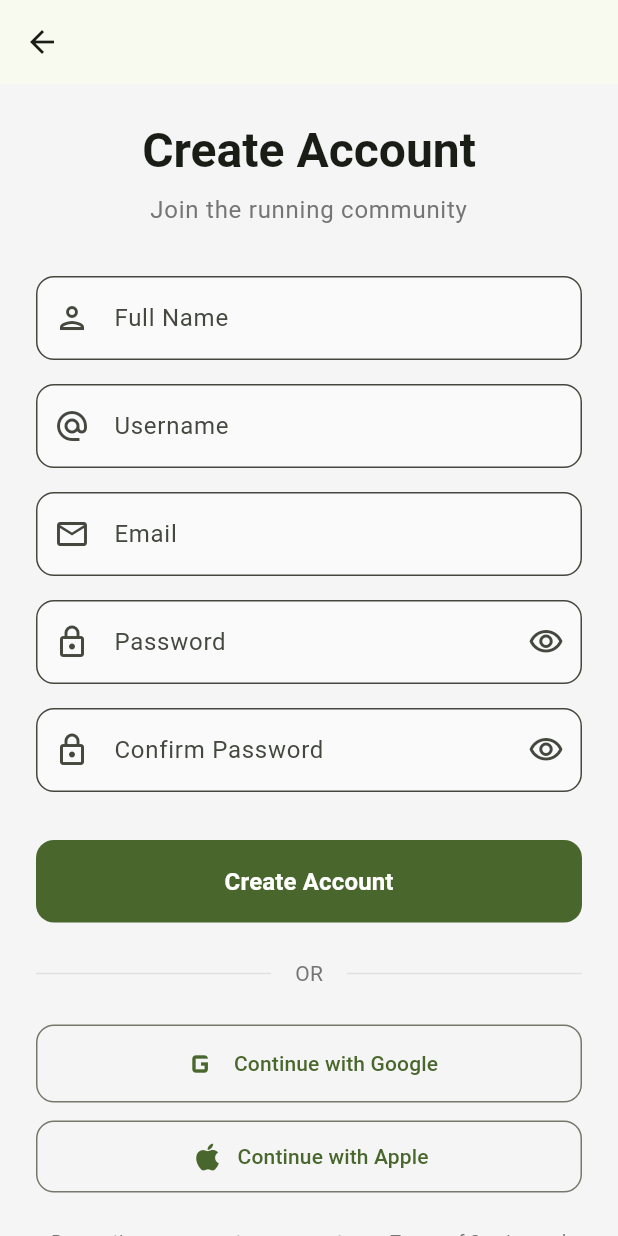
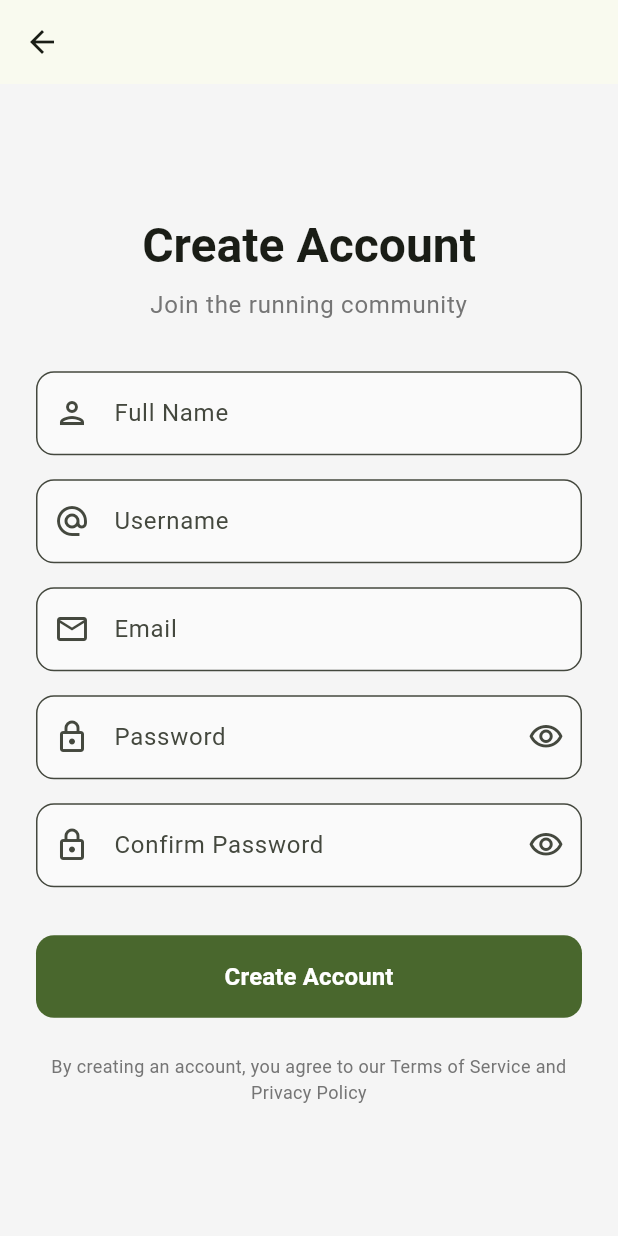
Before and after one commit to TunaCimen/runwithme-app, a Flutter app: the screen it shows after launch, after a tap on "Sign Up", on a phone screen of 412 x 824 dp. Run offline on Flutter 3.47's test engine with Material 3 defaults, Android fonts, the light colour scheme and no system bars; our stand-ins replace dio, flutter_map, latlong2; accounts and stored records are empty.

Commit message:
update login and signup pages to use new auth architecture

```diff
--- a/lib/features/auth/presentation/login_page.dart
+++ b/lib/features/auth/presentation/login_page.dart
@@ -34,23 +34,6 @@ class _LoginPageState extends State<LoginPage> {
       username: _usernameController.text.trim(),
       password: _passwordController.text,
     );
-
-    if (!mounted) return;
-    setState(() => _isLoading = false);
-
-    if (result.success) {
-      Navigator.of(context).pushReplacementNamed('/home');
-    } else {
-      _showErrorSnackBar(result.message);
-    }
-  }
-
-  Future<void> _handleSocialLogin(String provider) async {
-    setState(() => _isLoading = true);
-
-    final result = provider == 'google'
-        ? await _authService.signInWithGoogle()
-        : await _authService.signInWithApple();
 
     if (!mounted) return;
     setState(() => _isLoading = false);
@@ -386,73 +369,6 @@ class _LoginPageState extends State<LoginPage> {
                 ),
                 const SizedBox(height: 32),
 
-                // Divider
-                Row(
-                  children: [
-                    Expanded(child: Divider(color: Colors.grey[300])),
-                    Padding(
-                      padding: const EdgeInsets.symmetric(horizontal: 16),
-                      child: Text(
-                        'Or continue with',
-                        style: TextStyle(
-                          color: Colors.grey[600],
-                          fontSize: 14,
-                        ),
-                      ),
-                    ),
-                    Expanded(child: Divider(color: Colors.grey[300])),
-                  ],
-                ),
-                const SizedBox(height: 24),
-
-                // Social login buttons
-                SizedBox(
-                  width: double.infinity,
-                  height: 54,
-                  child: OutlinedButton.icon(
-                    onPressed: _isLoading ? null : () => _handleSocialLogin('apple'),
-                    icon: const Icon(Icons.apple, size: 24, color: Colors.black87),
-                    label: const Text(
-                      'Continue with Apple',
-                      style: TextStyle(
-                        fontSize: 16,
-                        color: Colors.black87,
-                      ),
-                    ),
-                    style: OutlinedButton.styleFrom(
-                      backgroundColor: Colors.white,
-                      side: BorderSide(color: Colors.grey[300]!),
-                      shape: RoundedRectangleBorder(
-                        borderRadius: BorderRadius.circular(12),
-                      ),
-                    ),
-                  ),
-                ),
-                const SizedBox(height: 12),
-                SizedBox(
-                  width: double.infinity,
-                  height: 54,
-                  child: OutlinedButton.icon(
-                    onPressed: _isLoading ? null : () => _handleSocialLogin('google'),
-                    icon: const Icon(Icons.email_outlined, size: 20, color: Colors.black87),
-                    label: const Text(
-                      'Continue with Google',
-                      style: TextStyle(
-                        fontSize: 16,
-                        color: Colors.black87,
-                      ),
-                    ),
-                    style: OutlinedButton.styleFrom(
-                      backgroundColor: Colors.white,
-                      side: BorderSide(color: Colors.grey[300]!),
-                      shape: RoundedRectangleBorder(
-                        borderRadius: BorderRadius.circular(12),
-                      ),
-                    ),
-                  ),
-                ),
-                const SizedBox(height: 24),
-
                 // Terms and privacy
                 RichText(
                   textAlign: TextAlign.center,
--- a/lib/features/auth/presentation/sign_up_page.dart
+++ b/lib/features/auth/presentation/sign_up_page.dart
@@ -50,27 +50,10 @@ class _SignUpPageState extends State<SignUpPage> {
       // Show success message and navigate to main app
       ScaffoldMessenger.of(context).showSnackBar(
         SnackBar(
-          content: Text('Welcome, ${result.user?.fullName}!'),
+          content: Text('Welcome, ${result.user?.username}!'),
           backgroundColor: Colors.green,
         ),
       );
-      Navigator.of(context).pushReplacementNamed('/home');
-    } else {
-      _showErrorDialog(result.message);
-    }
-  }
-
-  Future<void> _handleSocialSignUp(String provider) async {
-    setState(() => _isLoading = true);
-
-    final result = provider == 'google'
-        ? await _authService.signInWithGoogle()
-        : await _authService.signInWithApple();
-
-    if (!mounted) return;
-    setState(() => _isLoading = false);
-
-    if (result.success) {
       Navigator.of(context).pushReplacementNamed('/home');
     } else {
       _showErrorDialog(result.message);
@@ -315,48 +298,6 @@ class _SignUpPageState extends State<SignUpPage> {
                   ),
                   const SizedBox(height: 24),
 
-                  // Divider
-                  Row(
-                    children: [
-                      Expanded(child: Divider(color: Colors.grey[300])),
-                      Padding(
-                        padding: const EdgeInsets.symmetric(horizontal: 16),
-                        child: Text(
-                          'OR',
-                          style: TextStyle(color: Colors.grey[600]),
-                        ),
-                      ),
-                      Expanded(child: Divider(color: Colors.grey[300])),
-                    ],
-                  ),
-                  const SizedBox(height: 24),
-
-                  // Social Sign Up Buttons
-                  OutlinedButton.icon(
-                    onPressed: _isLoading ? null : () => _handleSocialSignUp('google'),
-                    icon: const Icon(Icons.g_mobiledata, size: 28),
-                    label: const Text('Continue with Google'),
-                    style: OutlinedButton.styleFrom(
-                      padding: const EdgeInsets.symmetric(vertical: 12),
-                      shape: RoundedRectangleBorder(
-                        borderRadius: BorderRadius.circular(12),
-                      ),
-                    ),
-                  ),
-                  const SizedBox(height: 12),
-                  OutlinedButton.icon(
-                    onPressed: _isLoading ? null : () => _handleSocialSignUp('apple'),
-                    icon: const Icon(Icons.apple, size: 24),
-                    label: const Text('Continue with Apple'),
-                    style: OutlinedButton.styleFrom(
-                      padding: const EdgeInsets.symmetric(vertical: 12),
-                      shape: RoundedRectangleBorder(
-                        borderRadius: BorderRadius.circular(12),
-                      ),
-                    ),
-                  ),
-                  const SizedBox(height: 24),
-
                   // Terms and Privacy
                   Text(
                     'By creating an account, you agree to our Terms of Service and Privacy Policy',
```
